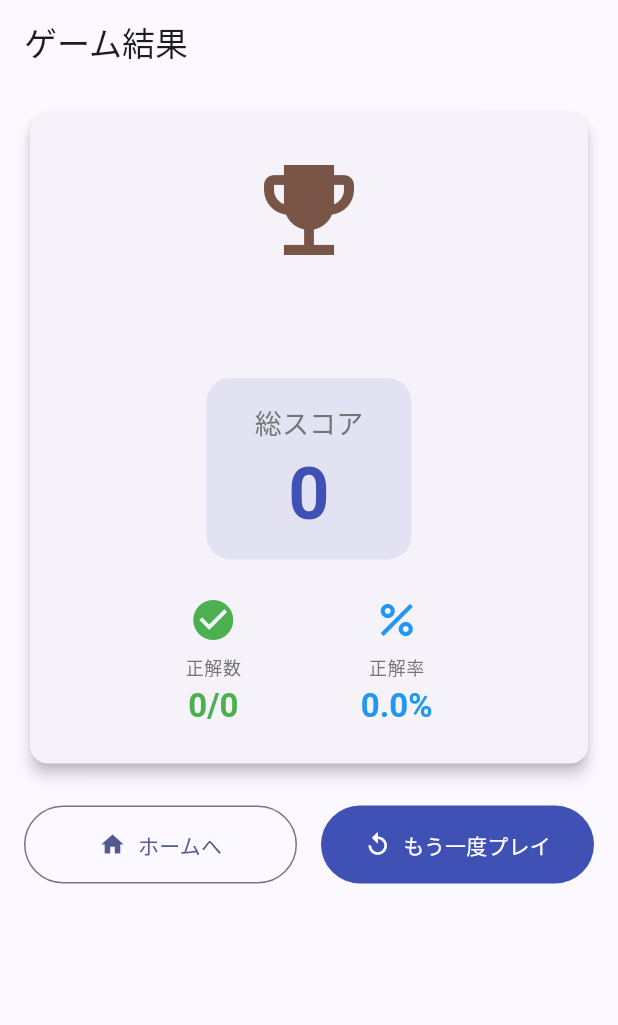
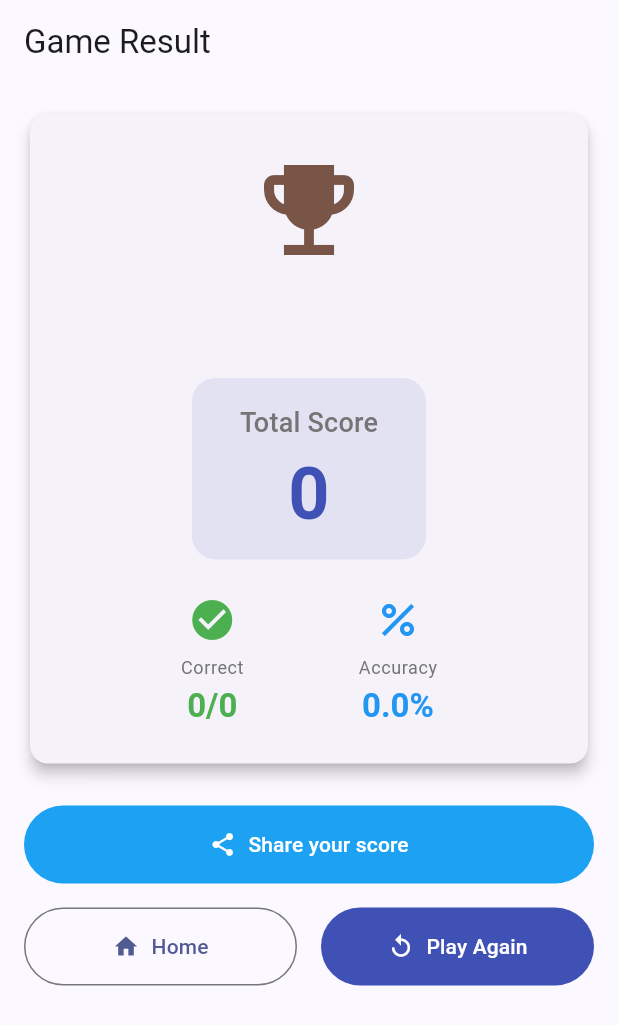
Before and after one commit to snkrdunk/flutter_package_guessr, a Flutter app: the ResultScreen screen opened directly with empty values, on a phone screen of 412 x 824 dp. Shown: the top 1025 px of the screen. Run offline on Flutter 3.47's test engine with Material 3 defaults, Android fonts, the phone set to English and light mode, and no system bars; our stand-ins replace flutter_riverpod, freezed_annotation, go_router, riverpod_annotation, shared_preferences; accounts and stored records are empty; generated files the repository leaves out were written again.

Commit message:
英語表記に変更＆Twitterシェア

```diff
--- a/lib/features/game/screens/game_screen.dart
+++ b/lib/features/game/screens/game_screen.dart
@@ -164,19 +164,19 @@ class _GameScreenState extends ConsumerState<GameScreen> {
             showDialog(
               context: context,
               builder: (context) => AlertDialog(
-                title: const Text('ゲームを終了しますか？'),
-                content: const Text('進行中のゲームは保存されません。'),
+                title: const Text('Quit Game?'),
+                content: const Text('Your progress will not be saved.'),
                 actions: [
                   TextButton(
                     onPressed: () => Navigator.of(context).pop(),
-                    child: const Text('キャンセル'),
+                    child: const Text('Cancel'),
                   ),
                   TextButton(
                     onPressed: () {
                       Navigator.of(context).pop();
                       context.go('/');
                     },
-                    child: const Text('終了'),
+                    child: const Text('Quit'),
                   ),
                 ],
               ),
@@ -187,13 +187,13 @@ class _GameScreenState extends ConsumerState<GameScreen> {
       body: gameAsync.when(
         data: (game) {
           if (game == null) {
-            return const Center(child: Text('ゲームが見つかりません'));
+            return const Center(child: Text('Game not found'));
           }
 
           return questionAsync.when(
             data: (question) {
               if (question == null) {
-                return const Center(child: Text('問題の読み込みに失敗しました'));
+                return const Center(child: Text('Failed to load question'));
               }
 
               // 現在の問題のパッケージ名を保存
@@ -236,7 +236,7 @@ class _GameScreenState extends ConsumerState<GameScreen> {
 
                         // 質問
                         Text(
-                          'このコードはどのパッケージのものでしょうか？',
+                          'Which package does this code belong to?',
                           style: Theme.of(context).textTheme.titleMedium
                               ?.copyWith(fontWeight: FontWeight.w600),
                           textAlign: TextAlign.center,
@@ -268,7 +268,7 @@ class _GameScreenState extends ConsumerState<GameScreen> {
                   const Icon(Icons.error_outline, size: 64, color: Colors.red),
                   const SizedBox(height: 16),
                   Text(
-                    '問題の読み込みに失敗しました',
+                    'Failed to load question',
                     style: Theme.of(context).textTheme.titleMedium,
                   ),
                   const SizedBox(height: 8),
@@ -289,7 +289,7 @@ class _GameScreenState extends ConsumerState<GameScreen> {
               const Icon(Icons.error_outline, size: 64, color: Colors.red),
               const SizedBox(height: 16),
               Text(
-                'ゲームの読み込みに失敗しました',
+                'Failed to load game',
                 style: Theme.of(context).textTheme.titleMedium,
               ),
               const SizedBox(height: 8),
@@ -300,7 +300,7 @@ class _GameScreenState extends ConsumerState<GameScreen> {
               const SizedBox(height: 24),
               ElevatedButton(
                 onPressed: () => context.go('/'),
-                child: const Text('ホームに戻る'),
+                child: const Text('Back to Home'),
               ),
             ],
           ),
--- a/lib/features/game/widgets/answer_buttons.dart
+++ b/lib/features/game/widgets/answer_buttons.dart
@@ -211,7 +211,7 @@ class _SkipButton extends StatelessWidget {
         color: isEnabled ? Colors.orange : Colors.grey,
       ),
       label: Text(
-        canSkip ? 'スキップ' : 'スキップ不可（連続使用不可）',
+        canSkip ? 'Skip' : 'Skip Unavailable (Cannot use consecutively)',
         style: TextStyle(
           color: isEnabled ? Colors.orange : Colors.grey,
           fontWeight: FontWeight.w600,
--- a/lib/features/game/widgets/code_snippet_viewer.dart
+++ b/lib/features/game/widgets/code_snippet_viewer.dart
@@ -32,7 +32,7 @@ class _CodeSnippetViewerState extends State<CodeSnippetViewer> {
   Widget build(BuildContext context) {
     if (widget.snippets.isEmpty) {
       return const Center(
-        child: Text('スニペットがありません'),
+        child: Text('No snippets available'),
       );
     }
 
@@ -45,7 +45,7 @@ class _CodeSnippetViewerState extends State<CodeSnippetViewer> {
         Padding(
           padding: const EdgeInsets.only(bottom: 8),
           child: Text(
-            'スニペット ${_currentIndex + 1}/${widget.snippets.length}',
+            'Snippet ${_currentIndex + 1}/${widget.snippets.length}',
             style: Theme.of(context).textTheme.bodyMedium?.copyWith(
                   color: Colors.grey[600],
                   fontWeight: FontWeight.w500,
@@ -105,7 +105,7 @@ class _CodeSnippetViewerState extends State<CodeSnippetViewer> {
                   icon: const Icon(Icons.arrow_back_ios, size: 32),
                   color: Colors.indigo,
                   onPressed: () => _changeSnippet(-1),
-                  tooltip: '前のスニペット',
+                  tooltip: 'Previous snippet',
                 ),
               ),
 
@@ -117,7 +117,7 @@ class _CodeSnippetViewerState extends State<CodeSnippetViewer> {
                   icon: const Icon(Icons.arrow_forward_ios, size: 32),
                   color: Colors.indigo,
                   onPressed: () => _changeSnippet(1),
-                  tooltip: '次のスニペット',
+                  tooltip: 'Next snippet',
                 ),
               ),
           ],
--- a/lib/features/game/widgets/hint_display.dart
+++ b/lib/features/game/widgets/hint_display.dart
@@ -29,7 +29,7 @@ class HintDisplay extends StatelessWidget {
         ),
         const SizedBox(height: 8),
         Text(
-          'ヒント',
+          'Hint',
           style: Theme.of(context).textTheme.titleSmall?.copyWith(
                 fontWeight: FontWeight.bold,
                 color: Colors.indigo,
--- a/lib/features/home/screens/home_screen.dart
+++ b/lib/features/home/screens/home_screen.dart
@@ -30,7 +30,7 @@ class HomeScreen extends ConsumerWidget {
 
                 // サブタイトル
                 Text(
-                  'どのパッケージのコードか当てよう！',
+                  'Guess which package the code belongs to!',
                   style: Theme.of(
                     context,
                   ).textTheme.titleMedium?.copyWith(color: Colors.grey[600]),
--- a/lib/features/home/widgets/start_button.dart
+++ b/lib/features/home/widgets/start_button.dart
@@ -25,7 +25,7 @@ class _StartButtonState extends ConsumerState<StartButton> {
       final name = _nameController.text.trim();
       if (name.isEmpty) {
         ScaffoldMessenger.of(context).showSnackBar(
-          const SnackBar(content: Text('名前を入力してください')),
+          const SnackBar(content: Text('Please enter your name')),
         );
         return;
       }
@@ -43,7 +43,7 @@ class _StartButtonState extends ConsumerState<StartButton> {
       } catch (e) {
         if (mounted) {
           ScaffoldMessenger.of(context).showSnackBar(
-            SnackBar(content: Text('エラーが発生しました: $e')),
+            SnackBar(content: Text('An error occurred: $e')),
           );
         }
       }
@@ -66,8 +66,8 @@ class _StartButtonState extends ConsumerState<StartButton> {
             child: TextField(
               controller: _nameController,
               decoration: const InputDecoration(
-                labelText: 'プレイヤー名',
-                hintText: '名前を入力',
+                labelText: 'Player Name',
+                hintText: 'Enter your name',
                 border: OutlineInputBorder(),
                 prefixIcon: Icon(Icons.person),
               ),
@@ -83,7 +83,7 @@ class _StartButtonState extends ConsumerState<StartButton> {
           onPressed: _handleStart,
           icon: const Icon(Icons.play_arrow, size: 32),
           label: Text(
-            _showNameInput ? 'ゲームスタート' : 'はじめる',
+            _showNameInput ? 'Start Game' : 'Start',
             style: const TextStyle(fontSize: 20),
           ),
           style: ElevatedButton.styleFrom(
@@ -106,7 +106,7 @@ class _StartButtonState extends ConsumerState<StartButton> {
                 _nameController.clear();
               });
             },
-            child: const Text('キャンセル'),
+            child: const Text('Cancel'),
           ),
         ],
       ],
--- a/lib/features/result/screens/result_screen.dart
+++ b/lib/features/result/screens/result_screen.dart
@@ -1,22 +1,21 @@
 import 'package:flutter/material.dart';
 import 'package:go_router/go_router.dart';
+import 'package:url_launcher/url_launcher.dart';
+
 import '../../../domain/entities/game.dart';
+import '../widgets/round_details_list.dart';
 import '../widgets/score_summary_card.dart';
-import '../widgets/round_details_list.dart';
 
 class ResultScreen extends StatelessWidget {
   final Game game;
 
-  const ResultScreen({
-    super.key,
-    required this.game,
-  });
+  const ResultScreen({super.key, required this.game});
 
   @override
   Widget build(BuildContext context) {
     return Scaffold(
       appBar: AppBar(
-        title: const Text('ゲーム結果'),
+        title: const Text('Game Result'),
         automaticallyImplyLeading: false,
       ),
       body: SafeArea(
@@ -35,6 +34,10 @@ class ResultScreen extends StatelessWidget {
                 const SizedBox(height: 24),
               ],
 
+              // Twitter シェアボタン
+              _ShareButton(score: game.totalScore),
+              const SizedBox(height: 16),
+
               // アクションボタン
               Row(
                 children: [
@@ -42,7 +45,7 @@ class ResultScreen extends StatelessWidget {
                     child: OutlinedButton.icon(
                       onPressed: () => context.go('/'),
                       icon: const Icon(Icons.home),
-                          label: const Text('ホームへ'),
+                      label: const Text('Home'),
                       style: OutlinedButton.styleFrom(
                         padding: const EdgeInsets.symmetric(vertical: 16),
                       ),
@@ -53,7 +56,7 @@ class ResultScreen extends StatelessWidget {
                     child: FilledButton.icon(
                       onPressed: () => context.go('/'),
                       icon: const Icon(Icons.replay),
-                          label: const Text('もう一度プレイ'),
+                      label: const Text('Play Again'),
                       style: FilledButton.styleFrom(
                         padding: const EdgeInsets.symmetric(vertical: 16),
                         backgroundColor: Colors.indigo,
@@ -69,3 +72,49 @@ class ResultScreen extends StatelessWidget {
     );
   }
 }
+
+class _ShareButton extends StatelessWidget {
+  final int score;
+
+  const _ShareButton({required this.score});
+
+  Future<void> _shareToTwitter(BuildContext context) async {
+    final text =
+        'My 🐦Flutter Package Guessr🐦 score is $score!\nhttps://flutter-package-guessr.web.app/ #FlutterKaigi2025 #SODA #FlutterPackageGuessr';
+    final encodedText = Uri.encodeComponent(text);
+    final twitterUrl = Uri.parse(
+      'https://twitter.com/intent/tweet?text=$encodedText',
+    );
+
+    try {
+      if (await canLaunchUrl(twitterUrl)) {
+        await launchUrl(twitterUrl, mode: LaunchMode.externalApplication);
+      } else {
+        if (context.mounted) {
+          ScaffoldMessenger.of(
+            context,
+          ).showSnackBar(const SnackBar(content: Text('Twitterを開けませんでした')));
+        }
+      }
+    } catch (e) {
+      if (context.mounted) {
+        ScaffoldMessenger.of(
+          context,
+        ).showSnackBar(const SnackBar(content: Text('シェアに失敗しました')));
+      }
+    }
+  }
+
+  @override
+  Widget build(BuildContext context) {
+    return FilledButton.icon(
+      onPressed: () => _shareToTwitter(context),
+      icon: const Icon(Icons.share),
+      label: const Text('Share your score'),
+      style: FilledButton.styleFrom(
+        padding: const EdgeInsets.symmetric(vertical: 16),
+        backgroundColor: const Color(0xFF1DA1F2), // Twitter blue color
+      ),
+    );
+  }
+}
--- a/lib/features/result/widgets/score_summary_card.dart
+++ b/lib/features/result/widgets/score_summary_card.dart
@@ -49,7 +49,7 @@ class ScoreSummaryCard extends StatelessWidget {
               child: Column(
                 children: [
                   Text(
-                    '総スコア',
+                    'Total Score',
                     style: Theme.of(context).textTheme.titleMedium?.copyWith(
                           color: Colors.grey[600],
                         ),
@@ -73,13 +73,13 @@ class ScoreSummaryCard extends StatelessWidget {
               children: [
                 _StatItem(
                   icon: Icons.check_circle,
-                  label: '正解数',
+                  label: 'Correct',
                   value: '${game.correctCount}/${game.totalRounds}',
                   color: Colors.green,
                 ),
                 _StatItem(
                   icon: Icons.percent,
-                  label: '正解率',
+                  label: 'Accuracy',
                   value: '$accuracy%',
                   color: Colors.blue,
                 ),
--- a/lib/features/router/app_router.dart
+++ b/lib/features/router/app_router.dart
@@ -46,7 +46,7 @@ final goRouter = GoRouter(
           const Icon(Icons.error_outline, size: 64, color: Colors.red),
           const SizedBox(height: 16),
           Text(
-            'ページが見つかりません',
+            'Page not found',
             style: Theme.of(context).textTheme.headlineSmall,
           ),
           const SizedBox(height: 8),
@@ -58,7 +58,7 @@ final goRouter = GoRouter(
           ElevatedButton.icon(
             onPressed: () => context.go('/'),
             icon: const Icon(Icons.home),
-            label: const Text('ホームに戻る'),
+            label: const Text('Back to Home'),
           ),
         ],
       ),
--- a/pubspec.yaml
+++ b/pubspec.yaml
@@ -60,6 +60,9 @@ dependencies:
   # Code Display
   flutter_highlight: ^0.7.0
 
+  # URL Launcher
+  url_launcher: ^6.2.5
+
   cupertino_icons: ^1.0.8
 
 dev_dependencies:
```
Also changed, not shown: lib/features/result/widgets/round_details_list.dart (+6 -6 lines), pubspec.lock. Lines whose indentation alone changed are shown as unchanged.
